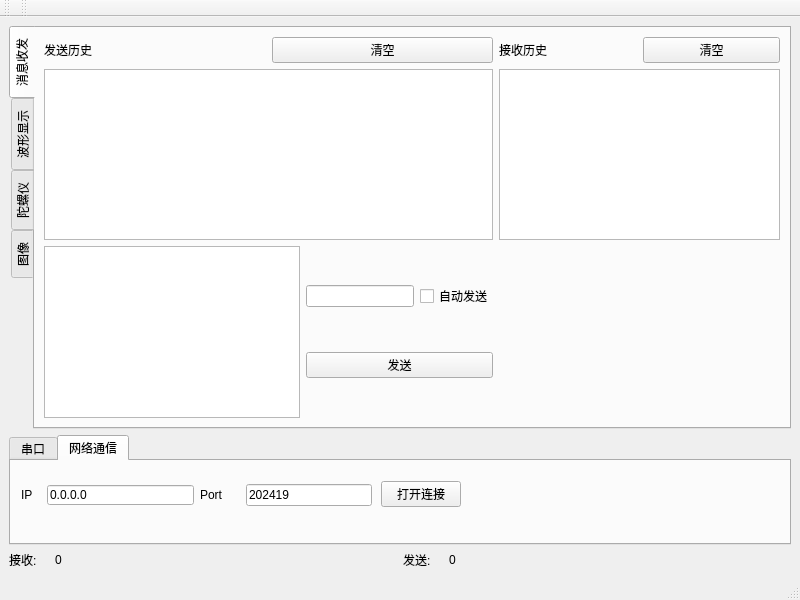
Qt form smartcarvisual.ui (Zy3122971650/SmartCarDebugAssistant) before a commit.
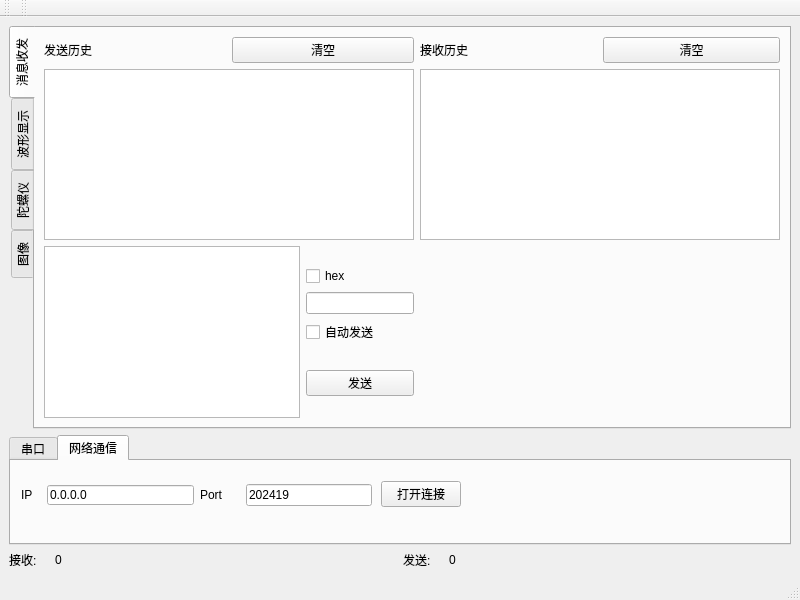
The same form after that commit. The open tabs and pages were chosen to show the change.

Diff of the .ui file:
```diff
--- a/smartcarvisual.ui
+++ b/smartcarvisual.ui
@@ -87,7 +87,14 @@
           <item>
            <layout class="QVBoxLayout" name="verticalLayout_6">
             <item>
-             <layout class="QHBoxLayout" name="horizontalLayout_6">
+             <layout class="QVBoxLayout" name="verticalLayout_13">
+              <item>
+               <widget class="QCheckBox" name="communicationSendHex">
+                <property name="text">
+                 <string>hex</string>
+                </property>
+               </widget>
+              </item>
               <item>
                <widget class="QLineEdit" name="lineEdit"/>
               </item>
```
Left out of the diff: 6 changed lines with no effect on the pictures.
